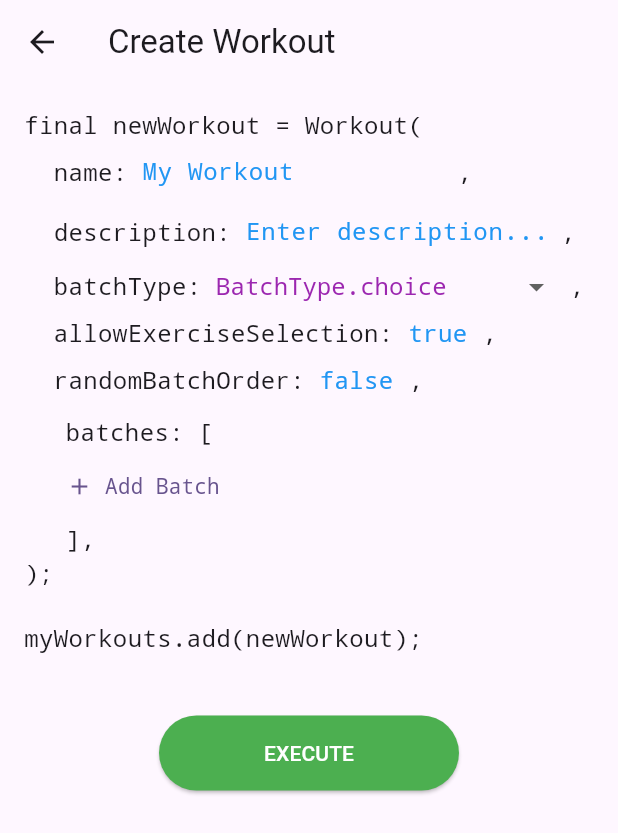
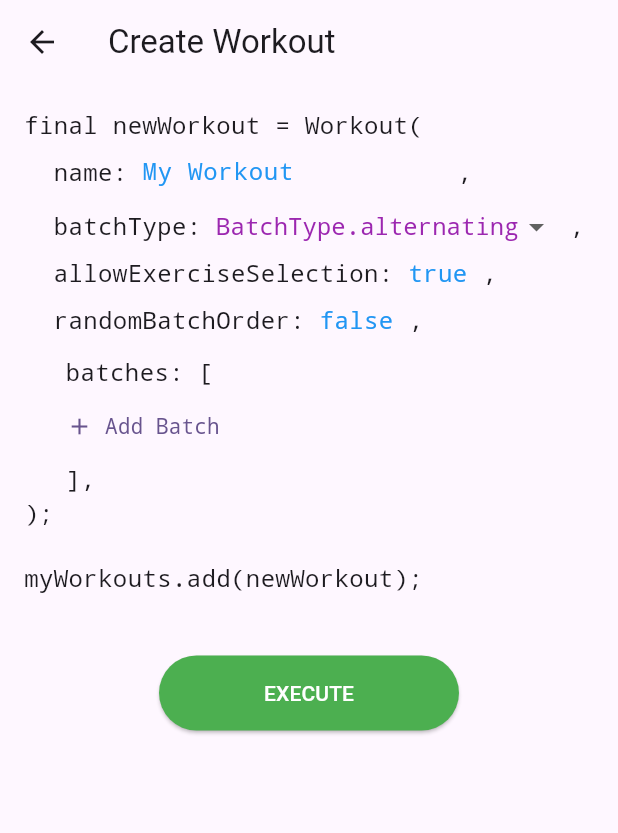
Before and after one commit to Sankorian/workout-creator-project, a Flutter app: the CreateWorkoutScreen screen opened directly with empty values, on a phone screen of 412 x 824 dp. Shown: the top 833 px of the screen. Run offline on Flutter 3.47's test engine with Material 3 defaults, Android fonts, the phone set to English and light mode, and no system bars.

Commit message:
Refactor workout models and simplify creation screens
- Remove `description` field from `Workout` model and its corresponding UI components.
- Remove `BatchType.superset` and update `Workout` to use `BatchType.alternating` as the default.
- Implement legacy compatibility in `Workout.fromJson` to map deprecated `superset` and `supersets` values to `alternating`.
- Update default placeholder text for name and description fields in `CreateMuscleScreen` and `CreateExerciseScreen`.
- Simplify the UI in `CreateExerciseScreen` by removing the "seconds" comments next to duration inputs.
- Add unit tests to verify `Workout` model defaults and legacy JSON deserialization logic.
- Clean up controller initialization and disposal in `CreateWorkoutScreen`.

```diff
--- a/lib/models/workout.dart
+++ b/lib/models/workout.dart
@@ -2,23 +2,20 @@ import 'exercise.dart';
 import 'muscle.dart';
 
 enum BatchType {
+  alternating,
   choice,
   randomPick,
-  alternating,
-  superset,
 }
 
 class Workout {
   final String id;
   String name;
-  String description;
 
   /// A workout consists of a list of batches.
   /// Each batch is a list of exercises.
+  /// - alternating: Exercises in the batch alternate after workout.
   /// - choice: The user chooses one exercise from the current batch.
   /// - randomPick: The system picks one exercise from the current batch.
-  /// - alternating: Exercises in the batch alternate after workout.
-  /// - superset: Exercises in the batch are performed back-to-back with no rest between them.
   List<List<Exercise>> batches;
 
   bool randomBatchOrder;
@@ -28,17 +25,15 @@ class Workout {
   Workout({
     String? id,
     required this.name,
-    this.description = '',
     required this.batches,
     this.randomBatchOrder = false,
-    this.batchType = BatchType.choice,
+    this.batchType = BatchType.alternating,
     this.allowExerciseSelection = true,
   }) : id = id ?? DateTime.now().microsecondsSinceEpoch.toString();
 
   Map<String, dynamic> toJson() => {
     'id': id,
     'name': name,
-    'description': description,
     'batches': batches
         .map((batch) => batch.map((e) => e.toJson()).toList())
         .toList(),
@@ -51,14 +46,30 @@ class Workout {
     final legacyModus = (json['modus'] ?? '').toString();
     final rawBatchType = (json['batchType'] ?? '').toString();
 
+    // Keep compatibility with old saved values after removing superset.
+    if (rawBatchType == 'superset' || legacyModus == 'supersets') {
+      return Workout(
+        id: json['id'],
+        name: json['name'],
+        batches: (json['batches'] as List)
+            .map((batch) => (batch as List)
+                .map((e) => Exercise.fromJson(e, availableMuscles))
+                .toList())
+            .toList(),
+        randomBatchOrder: json['randomOrder'] ?? false,
+        batchType: BatchType.alternating,
+        allowExerciseSelection: json.containsKey('allowExerciseSelection')
+            ? (json['allowExerciseSelection'] ?? false)
+            : (legacyModus == 'choice' || legacyModus == 'pool'),
+      );
+    }
+
     final batchType = BatchType.values.firstWhere(
       (type) => type.name == rawBatchType,
       orElse: () {
         switch (legacyModus) {
           case 'alternate':
             return BatchType.alternating;
-          case 'supersets':
-            return BatchType.superset;
           case 'pool':
             return BatchType.randomPick;
           case 'choice':
@@ -76,7 +87,6 @@ class Workout {
     return Workout(
       id: json['id'],
       name: json['name'],
-      description: json['description'] ?? '',
       batches: (json['batches'] as List)
           .map((batch) => (batch as List)
               .map((e) => Exercise.fromJson(e, availableMuscles))
--- a/lib/screens/create_exercise_screen.dart
+++ b/lib/screens/create_exercise_screen.dart
@@ -49,8 +49,8 @@ class _CreateExerciseScreenState extends State<CreateExerciseScreen> {
   void initState() {
     super.initState();
     final e = widget.exerciseToEdit;
-    _nameController = TextEditingController(text: e?.name ?? 'Bench Press');
-    _descriptionController = TextEditingController(text: e?.description ?? 'Standard bench press exercise');
+    _nameController = TextEditingController(text: e?.name ?? 'My Exercise');
+    _descriptionController = TextEditingController(text: e?.description ?? 'My Description');
     _oneRepMaxController = TextEditingController(
       text: _formatOneRepMax(e?.oneRepetitionMax ?? 20.0),
     );
@@ -158,7 +158,6 @@ class _CreateExerciseScreenState extends State<CreateExerciseScreen> {
                       mainAxisSize: MainAxisSize.min,
                       children: [
                         Text(_durationController.text, style: const TextStyle(color: Colors.blue, fontFamily: 'monospace', fontSize: 16)),
-                        const Text(' // seconds', style: TextStyle(color: Colors.grey, fontFamily: 'monospace', fontSize: 14)),
                       ],
                     )
                   : SizedBox(
@@ -173,7 +172,6 @@ class _CreateExerciseScreenState extends State<CreateExerciseScreen> {
                               style: const TextStyle(color: Colors.blue, fontFamily: 'monospace'),
                             ),
                           ),
-                          const Text(' // seconds', style: TextStyle(color: Colors.grey, fontFamily: 'monospace', fontSize: 14)),
                         ],
                       ),
                     )),
--- a/lib/screens/create_muscle_screen.dart
+++ b/lib/screens/create_muscle_screen.dart
@@ -62,7 +62,7 @@ class _CreateMuscleScreenState extends State<CreateMuscleScreen> {
       _selectedGrowthRules.addAll(m.growthRules);
       _selectedDecayRules.addAll(m.decayRules);
     } else {
-      _nameController = TextEditingController(text: 'Biceps');
+      _nameController = TextEditingController(text: 'My Muscle');
       _growthLevelController = TextEditingController(text: _formatGrowthLevel(0.0));
       _recoveryTimeController = TextEditingController(text: '2.0');
       _decayStartTimeController = TextEditingController(text: '10.0');
--- a/lib/screens/create_workout_screen.dart
+++ b/lib/screens/create_workout_screen.dart
@@ -22,7 +22,6 @@ class _CreateWorkoutScreenState extends State<CreateWorkoutScreen> {
   final _formKey = GlobalKey<FormState>();
 
   late final TextEditingController _nameController;
-  late final TextEditingController _descriptionController;
   late BatchType _selectedBatchType;
   late bool _allowExerciseSelection;
   late bool _randomOrder;
@@ -36,8 +35,7 @@ class _CreateWorkoutScreenState extends State<CreateWorkoutScreen> {
     super.initState();
     final w = widget.workoutToEdit;
     _nameController = TextEditingController(text: w?.name ?? 'My Workout');
-    _descriptionController = TextEditingController(text: w?.description ?? 'Enter description...');
-    _selectedBatchType = w?.batchType ?? BatchType.choice;
+    _selectedBatchType = w?.batchType ?? BatchType.alternating;
     _allowExerciseSelection = w?.allowExerciseSelection ?? true;
     _randomOrder = w?.randomBatchOrder ?? false;
 
@@ -51,7 +49,6 @@ class _CreateWorkoutScreenState extends State<CreateWorkoutScreen> {
   @override
   void dispose() {
     _nameController.dispose();
-    _descriptionController.dispose();
     super.dispose();
   }
 
@@ -97,17 +94,6 @@ class _CreateWorkoutScreenState extends State<CreateWorkoutScreen> {
                     width: 200,
                     child: TextFormField(
                       controller: _nameController,
-                      decoration: const InputDecoration(isDense: true, border: InputBorder.none),
-                      style: const TextStyle(color: Colors.blue, fontFamily: 'monospace'),
-                    ),
-                  )),
-                _buildCodeLine('description', _isViewing
-                  ? Text('"${_descriptionController.text}"',
-                      style: const TextStyle(color: Colors.brown, fontFamily: 'monospace', fontSize: 16))
-                  : SizedBox(
-                    width: 200,
-                    child: TextFormField(
-                      controller: _descriptionController,
                       decoration: const InputDecoration(isDense: true, border: InputBorder.none),
                       style: const TextStyle(color: Colors.blue, fontFamily: 'monospace'),
                     ),
@@ -241,7 +227,6 @@ class _CreateWorkoutScreenState extends State<CreateWorkoutScreen> {
                           final workout = Workout(
                             id: widget.workoutToEdit?.id,
                             name: _nameController.text,
-                            description: _descriptionController.text,
                             batchType: _selectedBatchType,
                             allowExerciseSelection: _allowExerciseSelection,
                             randomBatchOrder: _randomOrder,
```
Also changed, not shown: 1 other file.
